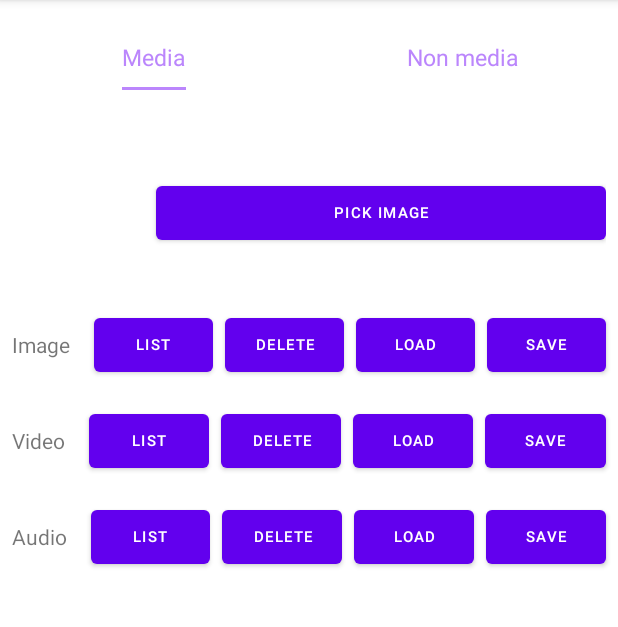
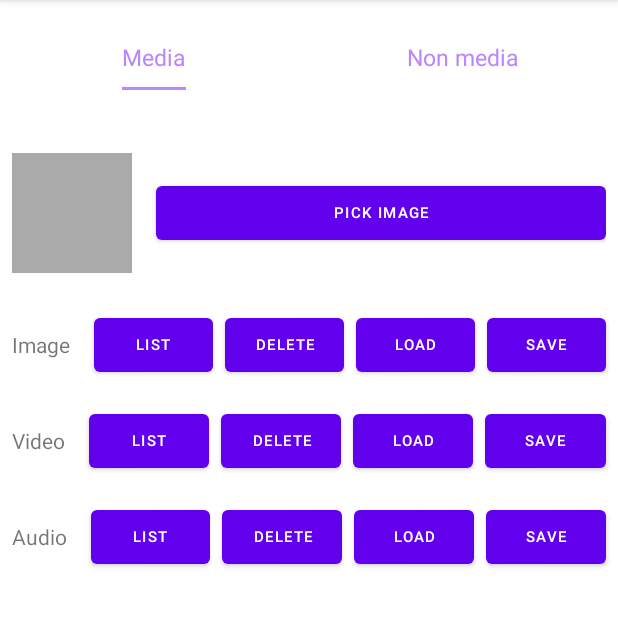
Before and after one commit to eliesfeir/android-scoped-storage, an Android app: the screen it shows after launch (MainActivity), on a phone screen of 412 x 824 dp, the part 84-711 px from its top. Run offline under Robolectric (Android 15) with nearby library versions, the phone set to English and light mode, and no system bars.

Commit message:
-added background for image

```diff
--- a/app/src/main/res/layout/fragment_media_store.xml
+++ b/app/src/main/res/layout/fragment_media_store.xml
@@ -19,6 +19,7 @@
             android:orientation="horizontal">
 
             <ImageView
+                android:background="@android:color/darker_gray"
                 android:scaleType="fitXY"
                 android:id="@+id/imagePick"
                 android:layout_width="80dp"
```
